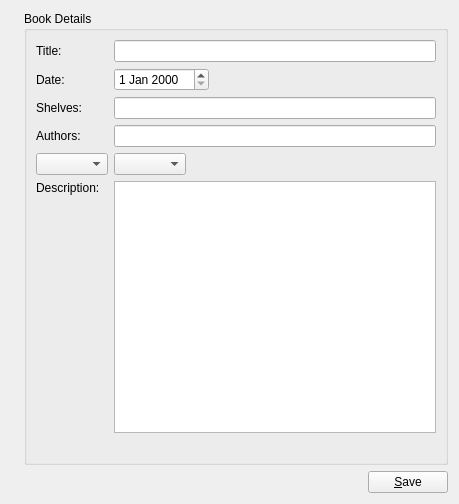
This is src/book_editor.ui in chrmorais/aranduka as Qt 5 draws it before an edit. The edited form follows.
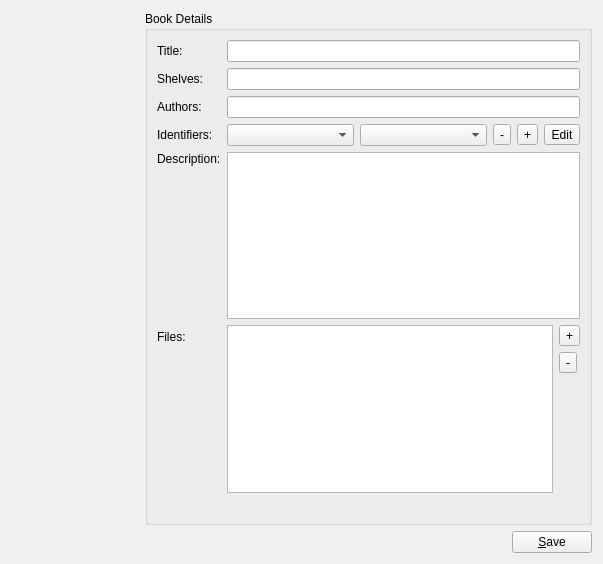
This is the edited form. Icons and pictures are not drawn.

Commit message: Early prototype of book editor

```diff
--- a/src/book_editor.ui
+++ b/src/book_editor.ui
@@ -6,8 +6,8 @@
    <rect>
     <x>0</x>
     <y>0</y>
-    <width>459</width>
-    <height>504</height>
+    <width>603</width>
+    <height>564</height>
    </rect>
   </property>
   <property name="windowTitle">
@@ -18,6 +18,18 @@
     <layout class="QHBoxLayout" name="horizontalLayout_3" stretch="0,0">
      <item>
       <widget class="QLabel" name="cover">
+       <property name="sizePolicy">
+        <sizepolicy hsizetype="Fixed" vsizetype="Fixed">
+         <horstretch>0</horstretch>
+         <verstretch>0</verstretch>
+        </sizepolicy>
+       </property>
+       <property name="minimumSize">
+        <size>
+         <width>128</width>
+         <height>128</height>
+        </size>
+       </property>
        <property name="text">
         <string/>
        </property>
@@ -35,9 +47,6 @@
         <bool>false</bool>
        </property>
        <layout class="QFormLayout" name="formLayout">
-        <property name="fieldGrowthPolicy">
-         <enum>QFormLayout::ExpandingFieldsGrow</enum>
-        </property>
         <item row="0" column="0">
          <widget class="QLabel" name="label">
           <property name="text">
@@ -49,36 +58,57 @@
          <widget class="QLineEdit" name="title"/>
         </item>
         <item row="1" column="0">
-         <widget class="QLabel" name="label_2">
-          <property name="text">
-           <string>Date:</string>
-          </property>
-         </widget>
-        </item>
-        <item row="1" column="1">
-         <widget class="QDateEdit" name="date"/>
-        </item>
-        <item row="2" column="0">
          <widget class="QLabel" name="label_3">
           <property name="text">
            <string>Shelves:</string>
           </property>
          </widget>
         </item>
-        <item row="2" column="1">
+        <item row="1" column="1">
          <widget class="QLineEdit" name="shelves"/>
         </item>
-        <item row="3" column="0">
+        <item row="2" column="0">
          <widget class="QLabel" name="label_4">
           <property name="text">
            <string>Authors:</string>
           </property>
          </widget>
         </item>
-        <item row="3" column="1">
+        <item row="2" column="1">
          <widget class="QLineEdit" name="authors"/>
         </item>
-        <item row="5" column="0">
+        <item row="3" column="1">
+         <layout class="QHBoxLayout" name="horizontalLayout_2">
+          <item>
+           <widget class="QComboBox" name="id_keys"/>
+          </item>
+          <item>
+           <widget class="QComboBox" name="id_values"/>
+          </item>
+          <item>
+           <widget class="QToolButton" name="remove_id">
+            <property name="text">
+             <string>-</string>
+            </property>
+           </widget>
+          </item>
+          <item>
+           <widget class="QToolButton" name="add_id">
+            <property name="text">
+             <string>+</string>
+            </property>
+           </widget>
+          </item>
+          <item>
+           <widget class="QToolButton" name="edit_id">
+            <property name="text">
+             <string>Edit</string>
+            </property>
+           </widget>
+          </item>
+         </layout>
+        </item>
+        <item row="4" column="0">
          <widget class="QLabel" name="label_5">
           <property name="text">
            <string>Description:</string>
@@ -88,7 +118,7 @@
           </property>
          </widget>
         </item>
-        <item row="5" column="1">
+        <item row="4" column="1">
          <widget class="QPlainTextEdit" name="description">
           <property name="plainText">
            <string/>
@@ -102,11 +132,57 @@
           </property>
          </widget>
         </item>
-        <item row="4" column="1">
-         <widget class="QComboBox" name="id_values"/>
+        <item row="3" column="0">
+         <widget class="QLabel" name="label_2">
+          <property name="text">
+           <string>Identifiers:</string>
+          </property>
+         </widget>
         </item>
-        <item row="4" column="0">
-         <widget class="QComboBox" name="id_keys"/>
+        <item row="5" column="1">
+         <layout class="QHBoxLayout" name="horizontalLayout_4">
+          <item>
+           <widget class="QListWidget" name="fileList"/>
+          </item>
+          <item>
+           <layout class="QVBoxLayout" name="verticalLayout_2">
+            <item>
+             <widget class="QToolButton" name="add_file">
+              <property name="text">
+               <string>+</string>
+              </property>
+             </widget>
+            </item>
+            <item>
+             <widget class="QToolButton" name="remove_file">
+              <property name="text">
+               <string>-</string>
+              </property>
+             </widget>
+            </item>
+            <item>
+             <spacer name="verticalSpacer">
+              <property name="orientation">
+               <enum>Qt::Vertical</enum>
+              </property>
+              <property name="sizeHint" stdset="0">
+               <size>
+                <width>20</width>
+                <height>40</height>
+               </size>
+              </property>
+             </spacer>
+            </item>
+           </layout>
+          </item>
+         </layout>
+        </item>
+        <item row="5" column="0">
+         <widget class="QLabel" name="label_7">
+          <property name="text">
+           <string>Files:</string>
+          </property>
+         </widget>
         </item>
        </layout>
       </widget>
```
The commit also changes 1 other file.
